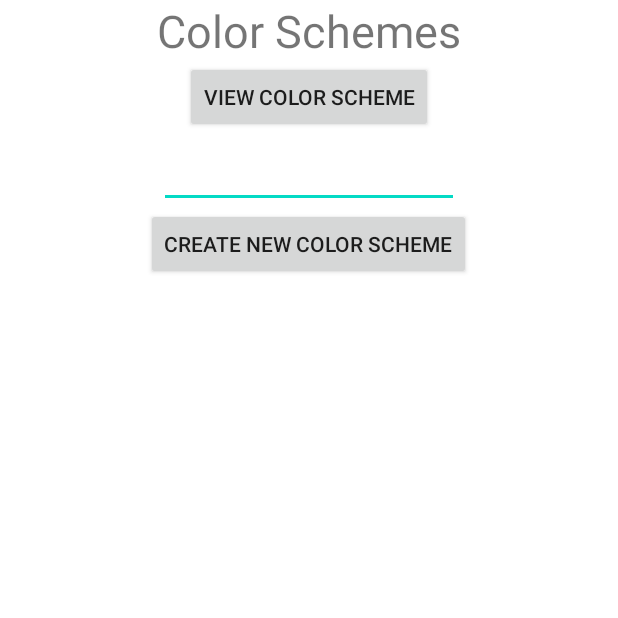
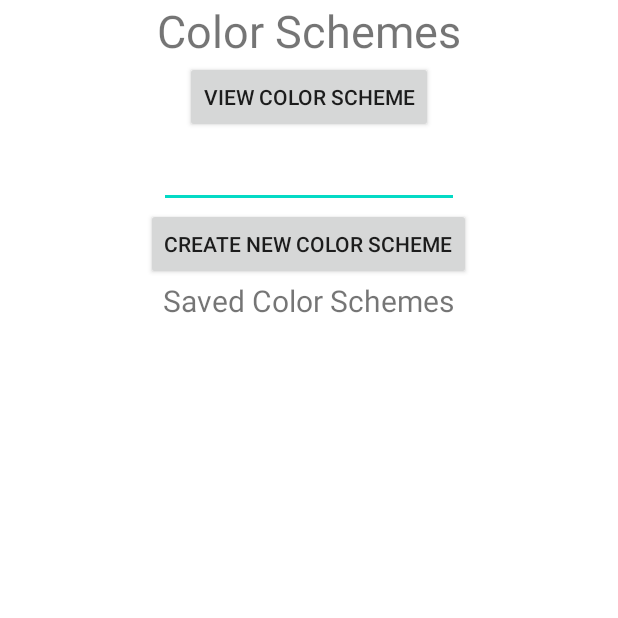
Before and after one commit to EJNicolas/ColorSnapProject, an Android app: the ColorSchemesActivity screen opened directly, with no data from a screen before it, on a phone screen of 412 x 824 dp, the top half of it. Run offline under Robolectric (Android 15) with nearby library versions, the phone set to English and light mode, and no system bars.

Commit message:
Names of color schemes are viewable via RecyclerView

```diff
--- a/app/src/main/java/com/example/colorsnap/ColorSchemesActivity.java
+++ b/app/src/main/java/com/example/colorsnap/ColorSchemesActivity.java
@@ -2,17 +2,27 @@ package com.example.colorsnap;
 
 import android.app.Activity;
 import android.content.Intent;
+import android.database.Cursor;
 import android.os.Bundle;
 import android.view.View;
 import android.widget.Button;
 import android.widget.EditText;
+import android.widget.LinearLayout;
 
 import androidx.annotation.Nullable;
+import androidx.recyclerview.widget.LinearLayoutManager;
+import androidx.recyclerview.widget.RecyclerView;
+
+import java.util.ArrayList;
 
 public class ColorSchemesActivity extends Activity implements View.OnClickListener {
 
     Button buttonViewColorScheme, buttonAddColorScheme;
     EditText editTextNameInput;
+    RecyclerView recyclerView;
+    MyAdapter myAdapter;
+    RecyclerView.LayoutManager layoutManager;
+
 
     @Override
     protected void onCreate(@Nullable Bundle savedInstanceState) {
@@ -21,9 +31,37 @@ public class ColorSchemesActivity extends Activity implements View.OnClickListen
         buttonViewColorScheme = (Button) findViewById(R.id.buttonViewColorScheme);
         buttonAddColorScheme = (Button) findViewById(R.id.buttonAddColorScheme);
         editTextNameInput = (EditText) findViewById(R.id.editTextColorName);
+        recyclerView  = (RecyclerView) findViewById(R.id.recyclerViewColorScheme);
 
         buttonViewColorScheme.setOnClickListener(this);
         buttonAddColorScheme.setOnClickListener(this);
+
+        Cursor cursor;
+        cursor = Constants.dbColorSchemes.getData();
+
+        int nameColumn = cursor.getColumnIndex(Constants.NAME);
+
+//        Will neeed these later
+//        int colorColumn1 = cursor.getColumnIndex(Constants.COLOR1);
+//        int colorColumn2 = cursor.getColumnIndex(Constants.COLOR2);
+//        int colorColumn3 = cursor.getColumnIndex(Constants.COLOR3);
+//        int colorColumn4 = cursor.getColumnIndex(Constants.COLOR4);
+//        int colorColumn5 = cursor.getColumnIndex(Constants.COLOR5);
+
+        ArrayList<String> mArrayList = new ArrayList<String>();
+        cursor.moveToFirst();
+        while (!cursor.isAfterLast()) {
+            String colorName = cursor.getString(nameColumn);
+            String s = colorName; //other coloers will be added to the arraylist later
+            mArrayList.add(s);
+            cursor.moveToNext();
+        }
+
+        layoutManager = new LinearLayoutManager(this);
+        myAdapter = new MyAdapter(mArrayList);
+        recyclerView.setLayoutManager(layoutManager);
+        recyclerView.setAdapter(myAdapter);
+
     }
 
     @Override
--- /dev/null
+++ b/app/src/main/java/com/example/colorsnap/MyAdapter.java
@@ -0,0 +1,81 @@
+package com.example.colorsnap;
+
+import android.content.Context;
+import android.content.Intent;
+import android.util.Log;
+import android.view.LayoutInflater;
+import android.view.View;
+import android.view.ViewGroup;
+import android.widget.LinearLayout;
+import android.widget.TextView;
+import android.widget.Toast;
+
+import androidx.annotation.NonNull;
+import androidx.recyclerview.widget.RecyclerView;
+
+import java.util.ArrayList;
+
+public class MyAdapter extends RecyclerView.Adapter<MyAdapter.ViewHolder>{
+
+    public ArrayList<String> list;
+    Context context;
+
+    public MyAdapter(ArrayList<String> list) {this.list = list;}
+
+    @NonNull
+    @Override
+    public MyAdapter.ViewHolder onCreateViewHolder(@NonNull ViewGroup parent, int viewType) {
+        View v = LayoutInflater.from(parent.getContext()).inflate(R.layout.row_color_scheme,parent,false);
+        ViewHolder viewHolder = new ViewHolder(v);
+        return viewHolder;
+    }
+
+    @Override
+    public void onBindViewHolder(@NonNull MyAdapter.ViewHolder holder, int position) {
+        String[]  results = (list.get(position).toString()).split(",");
+        if(results.length==1){ //length == 1 is temporary. Right now its only looking if a name is present
+            holder.nameView.setText(results[0]);
+        }
+        else{
+            holder.nameView.setText("null");
+        }
+    }
+
+    @Override
+    public int getItemCount() {
+        return list.size();
+    }
+
+    public static class ViewHolder extends RecyclerView.ViewHolder implements View.OnClickListener{
+
+        public TextView nameView;
+        public LinearLayout myLayout;
+
+        Context context;
+
+        public ViewHolder(@NonNull View itemView) {
+            super(itemView);
+
+            myLayout = (LinearLayout) itemView;
+
+            nameView = (TextView) itemView.findViewById(R.id.textViewRowColorName);
+            itemView.setOnClickListener(this);
+            context = itemView.getContext();
+        }
+
+        @Override
+        public void onClick(View v) {
+//            try{
+//                //when tapped on a name on the recycler view, make a explicit intent which will go to the SensorDetailsActivity. Pass the sensor type's data to the next activity so the it knows what kind of sensor it is
+//                Intent i = new Intent(v.getContext(), SensorDetailsActivity.class);
+//                i.putExtra("SENSOR_TYPE",sensorType);
+//                v.getContext().startActivity(i);
+//            }
+//            catch(Exception e){
+//                Toast.makeText(v.getContext(), "Error has occured", Toast.LENGTH_SHORT).show();
+//                Log.e("MyAdapterTest", "Error occured in moving to SensorDetailsActivity");
+//            }
+        }
+    }
+
+}
--- a/app/src/main/java/com/example/colorsnap/MyDatabase.java
+++ b/app/src/main/java/com/example/colorsnap/MyDatabase.java
@@ -74,6 +74,14 @@ public class MyDatabase {
 
     }
 
+    public Cursor getData()
+    {
+        SQLiteDatabase db = helper.getWritableDatabase();
+        String[] columns = {Constants.UID, Constants.NAME, Constants.COLOR1, Constants.COLOR2, Constants.COLOR3, Constants.COLOR4, Constants.COLOR5};
+        Cursor cursor = db.query(Constants.TABLE_NAME, columns, null, null, null, null, null);
+        return cursor;
+    }
+
     public Cursor getData(String searchName)
     {
         SQLiteDatabase db = helper.getWritableDatabase();
--- a/app/src/main/res/layout/activity_color_schemes.xml
+++ b/app/src/main/res/layout/activity_color_schemes.xml
@@ -32,5 +32,18 @@
         android:layout_gravity="center"
         android:id="@+id/buttonAddColorScheme" />
 
+    <TextView
+        android:layout_width="wrap_content"
+        android:layout_height="wrap_content"
+        android:text="Saved Color Schemes"
+        android:layout_gravity="center"
+        android:textSize="20sp"/>
+
+    <androidx.recyclerview.widget.RecyclerView
+        android:layout_width="match_parent"
+        android:layout_height="match_parent"
+        android:layout_gravity="center"
+        android:id="@+id/recyclerViewColorScheme"/>
+
 
 </LinearLayout>
```
Also changed, not shown: app/src/main/res/layout/row_color_scheme.xml (added, +16 -0 lines).
